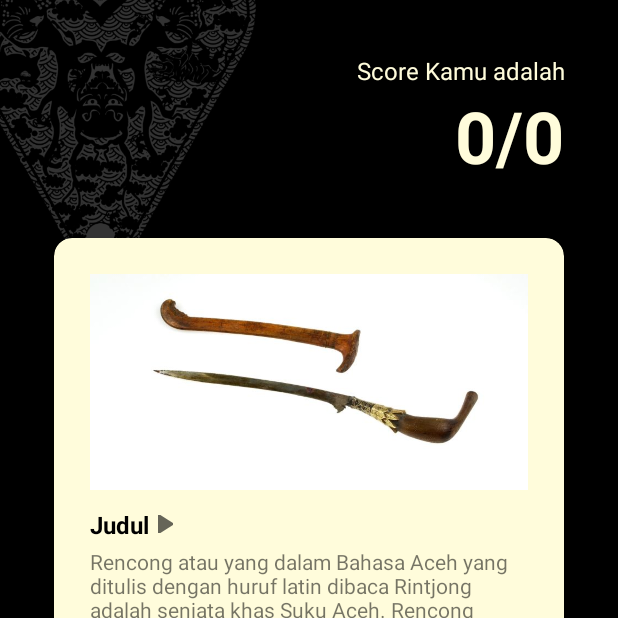
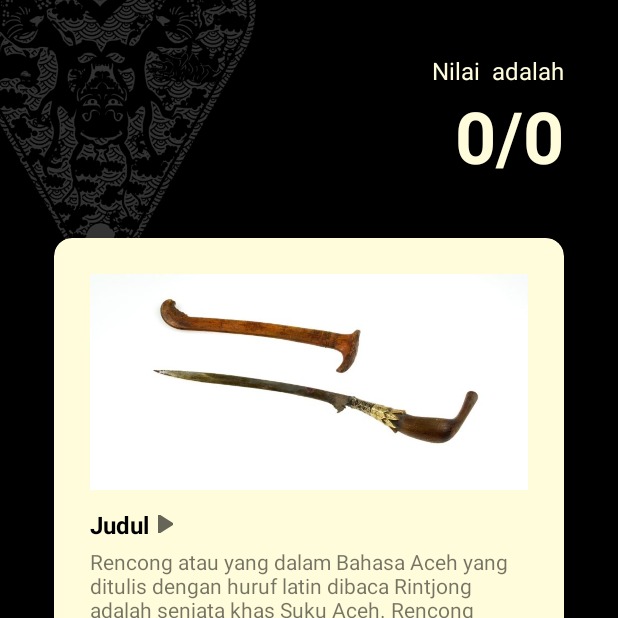
Before and after one commit to atharianr/KresnaApps, an Android app: the FunFactActivity screen opened directly, with no data from a screen before it, on a phone screen of 412 x 824 dp, the top half of it. Run offline under Robolectric (Android 15) with nearby library versions, the phone set to English and light mode, and no system bars; 7 statements that could not run were skipped.

Commit message:
nama, benerin tampilan, option gambar

```diff
--- a/app/src/main/java/com/example/kresnaapps/FunFactActivity.java
+++ b/app/src/main/java/com/example/kresnaapps/FunFactActivity.java
@@ -4,7 +4,6 @@ import androidx.appcompat.app.AppCompatActivity;
 
 import android.media.MediaPlayer;
 import android.os.Bundle;
-import android.provider.MediaStore;
 import android.view.View;
 
 import com.example.kresnaapps.databinding.ActivityFunFactBinding;
@@ -16,7 +15,7 @@ public class FunFactActivity extends AppCompatActivity {
     private ActivityFunFactBinding binding;
     private List<Question> questionList;
     private int score, category, mediaPlayerState;
-    private String difficulty;
+    private String difficulty, nama;
     private MediaPlayer mediaPlayer;
 
     @Override
@@ -28,9 +27,11 @@ public class FunFactActivity extends AppCompatActivity {
         difficulty = getIntent().getExtras().getString("DIFFICULTY");
         category = getIntent().getExtras().getInt("CATEGORY", 0);
         score = getIntent().getExtras().getInt("SCORE", 0);
+        nama = getIntent().getExtras().getString("NAMA");
         QuizDbHelper dbHelper = QuizDbHelper.getInstance(this);
         questionList = dbHelper.getQuestion(category, difficulty);
 
+        binding.tvNamaScore.setText(nama);
         binding.tvNilaiScore.setText(String.valueOf(score) + "/" + String.valueOf(questionList.size()));
 
         mediaPlayerState = 0;
--- a/app/src/main/java/com/example/kresnaapps/MainActivity.java
+++ b/app/src/main/java/com/example/kresnaapps/MainActivity.java
@@ -5,13 +5,7 @@ import androidx.appcompat.app.AppCompatActivity;
 import android.content.Intent;
 import android.os.Bundle;
 import android.view.View;
-import android.widget.RadioButton;
-import android.widget.Toast;
-
 import com.example.kresnaapps.databinding.ActivityMainBinding;
-
-import java.util.Collections;
-import java.util.List;
 
 public class MainActivity extends AppCompatActivity {
 
--- a/app/src/main/java/com/example/kresnaapps/QuizDbHelper.java
+++ b/app/src/main/java/com/example/kresnaapps/QuizDbHelper.java
@@ -99,9 +99,9 @@ public class QuizDbHelper extends SQLiteOpenHelper {
 
     private void fillQuestionTable() {
         // LEARN NUMBER - EASY
-        Question qne1 = new Question("2", "1", "2", "3", "4", "2", Question.DIFFICULTY_EASY, Category.LEARN_NUMBERS);
+        Question qne1 = new Question("2", String.valueOf(R.drawable.kelereng_dua), String.valueOf(R.drawable.kelereng), String.valueOf(R.drawable.kelereng), String.valueOf(R.drawable.kelereng), String.valueOf(R.drawable.kelereng_dua), Question.DIFFICULTY_EASY, Category.LEARN_NUMBERS);
         addQuestion(qne1);
-        Question qne2 = new Question("3", "1", "2", "3", "4", "3", Question.DIFFICULTY_EASY, Category.LEARN_NUMBERS);
+        Question qne2 = new Question("1", String.valueOf(R.drawable.kelereng_dua), String.valueOf(R.drawable.kelereng_dua), String.valueOf(R.drawable.kelereng_dua), String.valueOf(R.drawable.kelereng), String.valueOf(R.drawable.kelereng), Question.DIFFICULTY_EASY, Category.LEARN_NUMBERS);
         addQuestion(qne2);
 
         // LEARN NUMBER - MEDIUM
--- a/app/src/main/res/layout/activity_fun_fact.xml
+++ b/app/src/main/res/layout/activity_fun_fact.xml
@@ -9,82 +9,110 @@
     <ImageView
         android:layout_width="match_parent"
         android:layout_height="match_parent"
-        android:src="@drawable/background_hitam_wayang"
-        android:scaleType="centerCrop">
-    </ImageView>
+        android:scaleType="centerCrop"
+        android:src="@drawable/background_hitam_wayang"></ImageView>
 
     <RelativeLayout
         android:layout_width="match_parent"
         android:layout_height="match_parent"
         android:padding="36dp">
+
         <TextView
-            android:id="@+id/tv_scorekamuadalah"
             android:layout_width="wrap_content"
             android:layout_height="wrap_content"
-            android:text="Score Kamu adalah"
+            android:layout_alignParentTop="true"
+            android:layout_toLeftOf="@+id/tv_nama_score"
+            android:text="Nilai "
+            android:textAlignment="textEnd"
             android:textColor="@color/kresna_cream"
+            android:textSize="16dp" />
+
+        <TextView
+            android:id="@+id/tv_nama_score"
+            android:layout_width="wrap_content"
+            android:layout_height="wrap_content"
+            android:layout_alignParentTop="true"
+            android:layout_toLeftOf="@id/tv_adalah_score"
+            android:text="Nama"
+            android:textStyle="bold"
             android:textAlignment="textEnd"
+            android:textColor="@color/kresna_cream"
+            android:textSize="16dp" />
+
+        <TextView
+            android:id="@+id/tv_adalah_score"
+            android:layout_width="wrap_content"
+            android:layout_height="wrap_content"
+            android:layout_alignParentTop="true"
             android:layout_alignParentEnd="true"
-            android:layout_alignParentTop="true"
-            android:textSize="16dp"/>
+            android:text=" adalah"
+            android:textAlignment="textEnd"
+            android:textColor="@color/kresna_cream"
+            android:textSize="16dp" />
+
         <TextView
             android:id="@+id/tv_nilai_score"
             android:layout_width="wrap_content"
             android:layout_height="wrap_content"
+            android:layout_below="@id/tv_nama_score"
+            android:layout_alignParentEnd="true"
             android:text="8/10"
+            android:textAlignment="textEnd"
             android:textColor="@color/kresna_cream"
             android:textSize="48dp"
-            android:textStyle="bold"
-            android:textAlignment="textEnd"
-            android:layout_alignParentEnd="true"
-            android:layout_below="@id/tv_scorekamuadalah"/>
+            android:textStyle="bold" />
 
         <androidx.cardview.widget.CardView
             android:id="@+id/cv_funfact"
-            android:layout_below="@id/tv_nilai_score"
             android:layout_width="match_parent"
             android:layout_height="wrap_content"
+            android:layout_below="@id/tv_nilai_score"
+            android:layout_marginTop="36dp"
             app:cardBackgroundColor="@color/kresna_cream"
-            app:cardCornerRadius="12dp"
-            android:layout_marginTop="36dp">
+            app:cardCornerRadius="12dp">
+
             <LinearLayout
-                android:padding="24dp"
                 android:layout_width="match_parent"
                 android:layout_height="wrap_content"
-                android:orientation="vertical">
+                android:orientation="vertical"
+                android:padding="24dp">
+
                 <ImageView
                     android:layout_width="match_parent"
                     android:layout_height="144dp"
                     android:scaleType="centerCrop"
-                    android:src="@drawable/funfact_rencang"/>
+                    android:src="@drawable/funfact_rencang" />
+
                 <LinearLayout
                     android:layout_width="wrap_content"
                     android:layout_height="wrap_content"
                     android:layout_marginTop="12dp"
-                    android:orientation="horizontal"
-                    android:gravity="center_vertical">
+                    android:gravity="center_vertical"
+                    android:orientation="horizontal">
+
                     <TextView
                         android:layout_width="wrap_content"
                         android:layout_height="wrap_content"
                         android:text="Judul"
-                        android:textStyle="bold"
+                        android:textColor="@color/black"
                         android:textSize="16dp"
-                        android:textColor="@color/black"/>
+                        android:textStyle="bold" />
 
                     <ImageButton
                         android:id="@+id/btn_play_audio"
-                        android:layout_marginLeft="4dp"
                         android:layout_width="12dp"
                         android:layout_height="12dp"
                         android:layout_below="@id/cv_funfact"
+                        android:layout_marginLeft="4dp"
                         android:background="@android:color/transparent"
-                        android:src="@drawable/ic_baseline_play_arrow_24"/>
+                        android:src="@drawable/ic_baseline_play_arrow_24" />
                 </LinearLayout>
+
                 <TextView
                     android:layout_width="wrap_content"
                     android:layout_height="match_parent"
                     android:layout_marginTop="4dp"
-                    android:text="Rencong atau yang dalam Bahasa Aceh yang ditulis dengan huruf latin dibaca Rintjong adalah senjata khas Suku Aceh. Rencong merupakan simbol identitas diri, keberanian, dan ketangguhan Suku Aceh. Ada beberapa jenis rencong. Pertama Rencong Pudoi yaitu Rencong yang belum sempurna pada bentuk gagangnya."/>
+                    android:text="Rencong atau yang dalam Bahasa Aceh yang ditulis dengan huruf latin dibaca Rintjong adalah senjata khas Suku Aceh. Rencong merupakan simbol identitas diri, keberanian, dan ketangguhan Suku Aceh. Ada beberapa jenis rencong. Pertama Rencong Pudoi yaitu Rencong yang belum sempurna pada bentuk gagangnya." />
             </LinearLayout>
         </androidx.cardview.widget.CardView>
     </RelativeLayout>
--- a/app/src/main/res/values/strings.xml
+++ b/app/src/main/res/values/strings.xml
@@ -1,3 +1,6 @@
 <resources>
     <string name="app_name">KresnaApps</string>
+    <string name="easy">easy</string>
+    <string name="medium">medium</string>
+    <string name="hard">hard</string>
 </resources>
```
Also changed, not shown: app/src/main/java/com/example/kresnaapps/LearnNumberActivity.java (+44 -34 lines), app/src/main/java/com/example/kresnaapps/SelectDifficultyActivity.java (+23 -3 lines), app/src/main/res/layout/activity_learn_number.xml (+93 -71 lines), app/src/main/res/layout/activity_select_difficulty.xml (+26 -12 lines).
